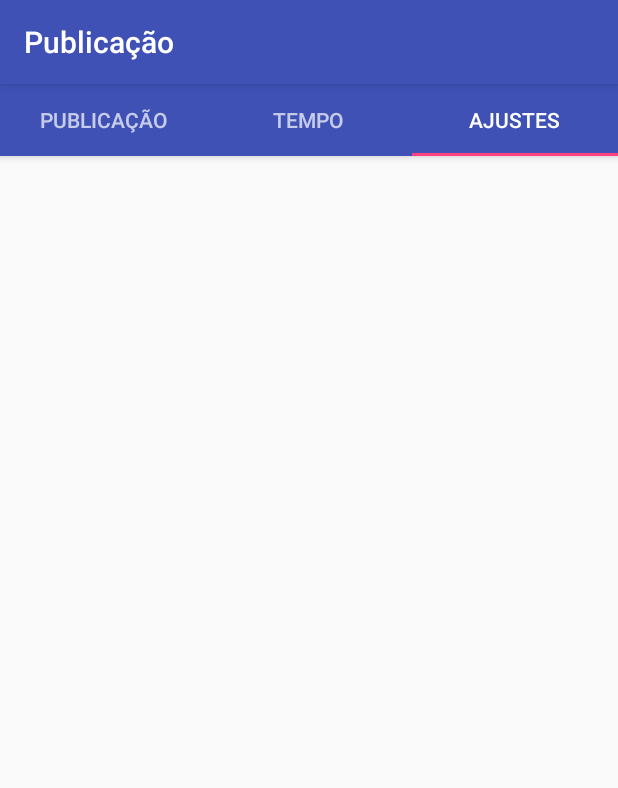
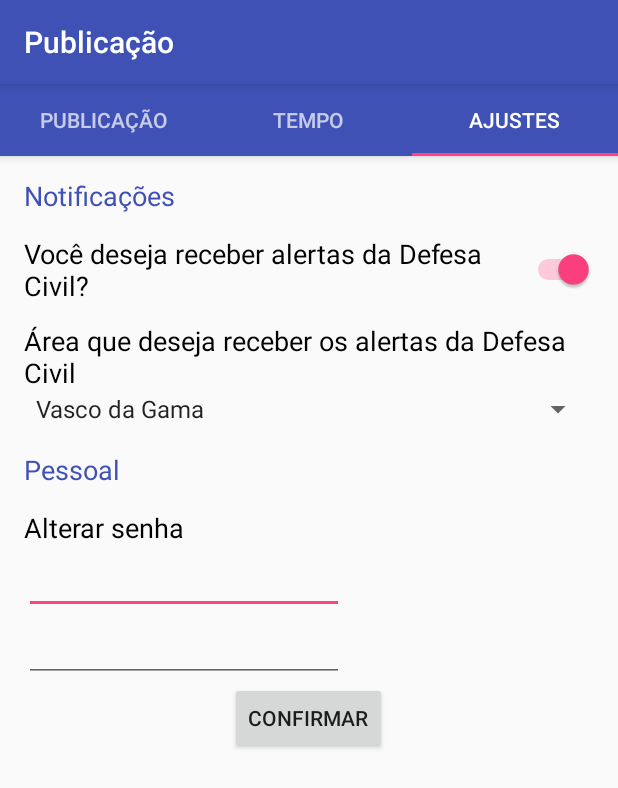
Before and after one commit to GuilhermeMelo18/projeto-inovacao, an Android app: the PopulacaoActivity screen opened directly, with no data from a screen before it, tab 3 chosen, on a phone screen of 412 x 824 dp. Shown: the top 788 px of the screen. Run offline under Robolectric (Android 15) with nearby library versions, the phone set to English and light mode, and no system bars.

Commit message:
BD, Visualização, Configurações + ajustes
* Adicionada a classe BD, que simula nosso banco de dados. Assim, ao alterar de uma tela para outro o conteúdo não é perdido.

* Alterações em res (strings, cores, dimensões)

* Adição da Tela de Configurações e Visualização de Publicações (para a DC mas posto por enquanto na visão da População)

PROBLEMAS CONHECIDOS:
* não está filtrando por área na tela de Visualização Publicações;

* Imagem de uma publicação corta o texto no cardview.

```diff
--- a/app/src/main/java/com/inovi/allerta/activity/LoginActivity.java
+++ b/app/src/main/java/com/inovi/allerta/activity/LoginActivity.java
@@ -38,9 +38,9 @@ public class LoginActivity extends AppCompatActivity{
                     startActivity(i);
                     finish();
 
-                }else if (login.getText().toString().equals("externo") && senha.getText().toString().equals("123")){
+                }else if (login.getText().toString().equals("pop") && senha.getText().toString().equals("123")){
                     //Intent i = new Intent(LoginActivity.this, MainActivity.class);
-                    Intent i = new Intent(LoginActivity.this, DefesaCivilActivity.class);
+                    Intent i = new Intent(LoginActivity.this, PopulacaoActivity.class);
                     startActivity(i);
                     finish();
 
--- a/app/src/main/java/com/inovi/allerta/activity/PopulacaoActivity.java
+++ b/app/src/main/java/com/inovi/allerta/activity/PopulacaoActivity.java
@@ -9,9 +9,11 @@ import android.support.v7.app.AppCompatActivity;
 import android.os.Bundle;
 
 import com.inovi.allerta.R;
+import com.inovi.allerta.fragmentos.ConfiguracoesFragment;
 import com.inovi.allerta.fragmentos.GraficoFragment;
 import com.inovi.allerta.fragmentos.PostFragment;
 import com.inovi.allerta.fragmentos.PublicacaoFragment;
+import com.inovi.allerta.fragmentos.VisualizarPublicacaoFragment;
 
 public class PopulacaoActivity extends AppCompatActivity {
     private PopulacaoActivity.SectionsPagerAdapter mSectionsPagerAdapter;
@@ -47,9 +49,9 @@ public class PopulacaoActivity extends AppCompatActivity {
                 case 0:
                     return new PublicacaoFragment();
                 case 1:
-                    return new GraficoFragment();
+                    return new VisualizarPublicacaoFragment();
                 case 2:
-                    return new PostFragment();
+                    return new ConfiguracoesFragment();
             }
             return null;
         }
--- /dev/null
+++ b/app/src/main/java/com/inovi/allerta/adapter/PublicacaoAdapter.java
@@ -0,0 +1,57 @@
+package com.inovi.allerta.adapter;
+
+import android.app.Activity;
+import android.view.View;
+import android.view.ViewGroup;
+import android.widget.BaseAdapter;
+import android.widget.ImageView;
+import android.widget.TextView;
+
+import com.inovi.allerta.R;
+import com.inovi.allerta.modelos.Publicacao;
+
+import java.util.List;
+
+public class PublicacaoAdapter extends BaseAdapter {
+        private List<Publicacao> publicacoes;
+        private final Activity act;
+
+        public PublicacaoAdapter(List<Publicacao> publicacoes, Activity act) {
+            this.publicacoes = publicacoes;
+            this.act = act;
+        }
+
+        @Override
+        public int getCount() {
+            return publicacoes.size();
+        }
+
+        @Override
+        public Object getItem(int position) {
+            return publicacoes.get(position);
+        }
+
+        @Override
+        public long getItemId(int position) {
+            return 0;
+        }
+
+    @Override
+    public View getView(int position, View convertView, ViewGroup parent) {
+        View layout = act.getLayoutInflater().inflate(R.layout.adapter_publicacao, parent, false);
+        final Publicacao pub = publicacoes.get(position);
+
+        TextView txtPubli = layout.findViewById(R.id.txtConteudoPubli);
+        ImageView imgPubli = layout.findViewById(R.id.imgPubli);
+
+        txtPubli.setText(pub.getTexto());
+        if (pub.getImagem() != null){
+            imgPubli.setImageBitmap(pub.getImagem());
+        } else {
+            imgPubli.setVisibility(View.GONE);
+        }
+
+        return layout;
+     }
+
+}
--- /dev/null
+++ b/app/src/main/java/com/inovi/allerta/fragmentos/VisualizarPublicacaoFragment.java
@@ -0,0 +1,112 @@
+package com.inovi.allerta.fragmentos;
+
+
+import android.os.Bundle;
+import android.support.v4.app.Fragment;
+import android.support.v7.widget.LinearLayoutManager;
+import android.support.v7.widget.RecyclerView;
+import android.util.Log;
+import android.view.LayoutInflater;
+import android.view.View;
+import android.view.ViewGroup;
+import android.widget.AdapterView;
+import android.widget.ArrayAdapter;
+import android.widget.ListView;
+import android.widget.Spinner;
+
+import com.inovi.allerta.BD;
+import com.inovi.allerta.R;
+import com.inovi.allerta.adapter.AlertasAdapter;
+import com.inovi.allerta.adapter.PublicacaoAdapter;
+import com.inovi.allerta.modelos.Alerta;
+import com.inovi.allerta.modelos.Area;
+import com.inovi.allerta.modelos.Publicacao;
+
+import java.util.ArrayList;
+import java.util.List;
+
+/**
+ * A simple {@link Fragment} subclass.
+ */
+public class VisualizarPublicacaoFragment extends Fragment {
+    private List<Publicacao> publicacoes;
+    private List<Publicacao> publicacoesFiltradas = new ArrayList<>();
+    private List<Area> areas;
+    private ArrayAdapter<String> adapterArea;
+
+    List<String> nomeAreas = new ArrayList<>();
+
+    private ListView mListPublicacoes;
+    private Spinner mSpAreaFiltro;
+    private PublicacaoAdapter adapterPubli;
+
+
+    public VisualizarPublicacaoFragment() {
+        // Required empty public constructor
+    }
+
+
+    @Override
+    public View onCreateView(LayoutInflater inflater, ViewGroup container,
+                             Bundle savedInstanceState) {
+        // Inflate the layout for this fragment
+        View layout = inflater.inflate(R.layout.fragment_visualizar_publicacao, container, false);
+
+        if (BD.publicacoes.size() == 0){
+            publicacoes = BD.popularPublicacoes();
+        } else {
+            publicacoes = BD.publicacoes;
+        }
+
+        Log.i("xii", publicacoes.toString());
+
+        //recebe tudo
+        publicacoesFiltradas = publicacoes;
+
+        if (BD.areas.size() == 0){
+            areas = BD.popularAreas();
+        } else {
+            areas = BD.areas;
+        }
+
+        nomeAreas = new ArrayList<>();
+        for(Area a: areas){
+            nomeAreas.add(a.getNome().trim());
+        }
+
+        mSpAreaFiltro = layout.findViewById(R.id.spAreaFiltro);
+
+        adapterArea = new ArrayAdapter<String>(getContext(), android.R.layout.simple_spinner_item, nomeAreas);
+        adapterArea.setDropDownViewResource(android.R.layout.simple_spinner_dropdown_item);
+        mSpAreaFiltro.setAdapter(adapterArea);
+
+        mSpAreaFiltro.setSelection(1);
+        mSpAreaFiltro.setOnItemSelectedListener(new AdapterView.OnItemSelectedListener() {
+            @Override
+            public void onItemSelected(AdapterView<?> parent, View view, int position, long id) {
+                publicacoesFiltradas = new ArrayList<>();
+                Log.i("eita", ""+position);
+                for (Publicacao p: publicacoes){
+                    Log.i("p", p.toString());
+                    if (p.getArea().getCodigo() == position + 1){
+                        publicacoesFiltradas.add(p);
+                    }
+                }
+            }
+
+            @Override
+            public void onNothingSelected(AdapterView<?> parent) {
+
+            }
+        });
+
+        mListPublicacoes = layout.findViewById(R.id.listaPubli);
+        Log.i("xii", publicacoesFiltradas.toString());
+        adapterPubli = new PublicacaoAdapter(publicacoesFiltradas, getActivity());
+
+        mListPublicacoes.setAdapter(adapterPubli);
+
+        return layout;
+    }
+
+}
--- /dev/null
+++ b/app/src/main/res/layout/fragment_configuracoes.xml
@@ -0,0 +1,91 @@
+<?xml version="1.0" encoding="utf-8"?>
+<LinearLayout xmlns:android="http://schemas.android.com/apk/res/android"
+    android:layout_width="match_parent"
+    android:layout_height="match_parent"
+    android:orientation="vertical"
+    >
+    <TextView
+        android:id="@+id/txtNotificacoes"
+        android:layout_width="match_parent"
+        android:layout_height="wrap_content"
+        android:text="@string/notificacoes"
+        android:textSize="18dp"
+        android:layout_marginHorizontal="16dp"
+        android:layout_marginTop="14dp"
+        android:layout_marginBottom="14dp"
+        android:textColor="@color/colorPrimary"/>
+
+      <Switch
+        android:id="@+id/stchNotificaoes"
+        android:layout_width="wrap_content"
+        android:layout_height="wrap_content"
+        android:text="@string/pergunta_configuracoes"
+        android:textSize="18dp"
+        android:layout_marginHorizontal="16dp"
+        android:textColor="@color/preto"/>
+
+    <TextView
+        android:id="@+id/txtAreaMorando"
+        android:layout_width="match_parent"
+        android:layout_height="wrap_content"
+        android:text="@string/area_morando"
+        android:textSize="18dp"
+        android:layout_marginHorizontal="16dp"
+        android:layout_marginTop="12dp"
+        android:textColor="@color/preto"/>
+
+    <Spinner
+        android:id="@+id/spArea"
+        android:layout_width="match_parent"
+        android:layout_height="wrap_content"
+        android:textSize="18dp"
+        android:layout_marginHorizontal="16dp"
+        android:textColor="@color/cinza">
+    </Spinner>
+
+    <TextView
+        android:id="@+id/txtPessoais"
+        android:layout_width="match_parent"
+        android:layout_height="wrap_content"
+        android:text="@string/pessoal"
+        android:textSize="18dp"
+        android:layout_marginHorizontal="16dp"
+        android:layout_marginBottom="14dp"
+        android:layout_marginTop="16dp"
+        android:textColor="@color/colorPrimary"/>
+
+    <TextView
+        android:id="@+id/txtAlterarSenha"
+        android:layout_width="match_parent"
+        android:layout_height="wrap_content"
+        android:text="@string/alterar_senha"
+        android:textSize="18dp"
+        android:layout_marginHorizontal="16dp"
+        android:textColor="@color/preto"/>
+
+    <EditText
+        android:id="@+id/edtxtSenha"
+        android:layout_width="wrap_content"
+        android:layout_height="wrap_content"
+        android:ems="10"
+        android:inputType="textPassword"
+        android:textSize="18dp"
+        android:layout_marginHorizontal="16dp"/>
+    <EditText
+        android:id="@+id/edtxtSenhaConfirmacao"
+        android:layout_width="wrap_content"
+        android:layout_height="wrap_content"
+        android:ems="10"
+        android:inputType="textPassword"
+        android:lines="1"
+        android:textSize="18dp"
+        android:layout_marginHorizontal="16dp"/>
+
+    <Button
+        android:id="@+id/btnAlterar"
+        android:layout_width="wrap_content"
+        android:layout_height="wrap_content"
+        android:layout_gravity="center"
+        android:text="@string/confirmar"
+        />
+</LinearLayout>
--- a/app/src/main/res/values/colors.xml
+++ b/app/src/main/res/values/colors.xml
@@ -3,4 +3,6 @@
     <color name="colorPrimary">#3F51B5</color>
     <color name="colorPrimaryDark">#303F9F</color>
     <color name="colorAccent">#FF4081</color>
+    <color name="preto">#000</color>
+    <color name="cinza">#D3D3D3</color>
 </resources>
--- a/app/src/main/res/values/dimens.xml
+++ b/app/src/main/res/values/dimens.xml
@@ -5,4 +5,5 @@
     <dimen name="nav_header_vertical_spacing">8dp</dimen>
     <dimen name="nav_header_height">176dp</dimen>
     <dimen name="fab_margin">16dp</dimen>
+    <dimen name="fragment_margin">32dp</dimen>
 </resources>
--- a/app/src/main/res/values/strings.xml
+++ b/app/src/main/res/values/strings.xml
@@ -8,21 +8,44 @@
     <string name="action_settings">Settings</string>
 
     <string name="pergunta_publicacao">Qual informação você deseja enviar à Defesa Civil?</string>
+    <string name="pergunta_configuracoes">Você deseja receber alertas da Defesa Civil?</string>
+
+    <string name="alterar_senha">Alterar senha</string>
+    <string name="area_morando">Área que deseja receber os alertas da Defesa Civil</string>
+    <string name="publicacao_enviada">Publicação enviada.</string>
+
+
+    <string name="notificacoes">Notificações</string>
+    <string name="pessoal">Pessoal</string>
+
+
+    <string name="filtrar_area">Fitre publicações por área</string>
+    <string name="notificacoes_ativadas">Ao confirmar, você receberá notificações da Defesa Civil.</string>
+    <string name="notificacoes_desativadas">Ao confirmar, nenhuma notificação da Defesa Civil será mais enviada a você.</string>
     <string name="anexar_foto">Anexar foto</string>
     <string name="enviar">Enviar</string>
+    <string name="confirmar">Confirmar</string>
+
     <string name="titulo_publicacao">Publicação</string>
     <string name="titulo_populacao">População</string>
-
     <string name="titulo_configuracoes">Ajustes</string>
     <string name="titulo_tempo">Tempo</string>
 
 
+    <string name="senha_diferente">As senhas não são iguais.</string>
+    <string name="senha_ja_e_sua">Essa já é sua senha.</string>
+    <string name="senha_pequena">Senha muito pequena. No mínimo a senha deve ter 8 caracteres.</string>
+
+    <string name="alteracoes_aplicadas">As alterações foram devidamente aplicadas.</string>
+
+    <string name="nada_alterado">Opa! Nenhuma de suas configurações foram alteradas.</string>
     <string name="sem_info">Nenhum texto foi escrito para poder ser enviado.</string>
     <string name="pouca_info">Texto muito curto. Descreva melhor a situação para que a Defesa Civil possa ajudar mais efetivamente.</string>
     <string name="no_minimo">No mínimo</string>
     <string name="cancelado">Cancelado.</string>
     <string name="caracteres">caracteres.</string>
 
+
     <!-- TODO: Remove or change this placeholder text -->
     <string name="hello_blank_fragment">Hello blank fragment</string>
 </resources>
```
Also changed, not shown: app/src/main/java/com/inovi/allerta/BD.java (added, +39 -0 lines), app/src/main/java/com/inovi/allerta/Utils.java (+8 -0 lines), app/src/main/java/com/inovi/allerta/fragmentos/ConfiguracoesFragment.java (added, +154 -0 lines), app/src/main/java/com/inovi/allerta/fragmentos/PublicacaoFragment.java (+43 -7 lines), app/src/main/java/com/inovi/allerta/modelos/Publicacao.java (+34 -5 lines), app/src/main/res/layout/activity_login.xml (+1 -9 lines), app/src/main/res/layout/adapter_publicacao.xml (added, +37 -0 lines), app/src/main/res/layout/fragment_publicar.xml (+25 -15 lines), app/src/main/res/layout/fragment_visualizar_publicacao.xml (added, +40 -0 lines).
